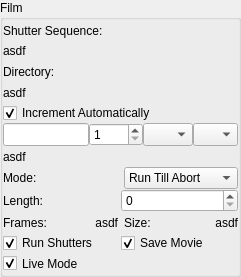
ZhuangLab/storm-control, file storm_control/hal4000/qtdesigner/film.ui: the form before one commit.
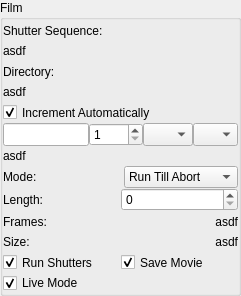
The form after the commit.

Commit message: Change item layout.

```diff
--- a/storm_control/hal4000/qtdesigner/film.ui
+++ b/storm_control/hal4000/qtdesigner/film.ui
@@ -7,7 +7,7 @@
     <x>0</x>
     <y>0</y>
     <width>241</width>
-    <height>277</height>
+    <height>296</height>
    </rect>
   </property>
   <property name="windowTitle">
@@ -232,9 +232,6 @@
    </item>
    <item>
     <layout class="QHBoxLayout" name="horizontalLayout_4">
-     <property name="spacing">
-      <number>6</number>
-     </property>
      <item>
       <widget class="QLabel" name="framesLabel">
        <property name="text">
@@ -252,6 +249,10 @@
        </property>
       </widget>
      </item>
+    </layout>
+   </item>
+   <item>
+    <layout class="QHBoxLayout" name="horizontalLayout_6">
      <item>
       <widget class="QLabel" name="sizeLabel">
        <property name="text">
```
The commit also changes 1 other file.
